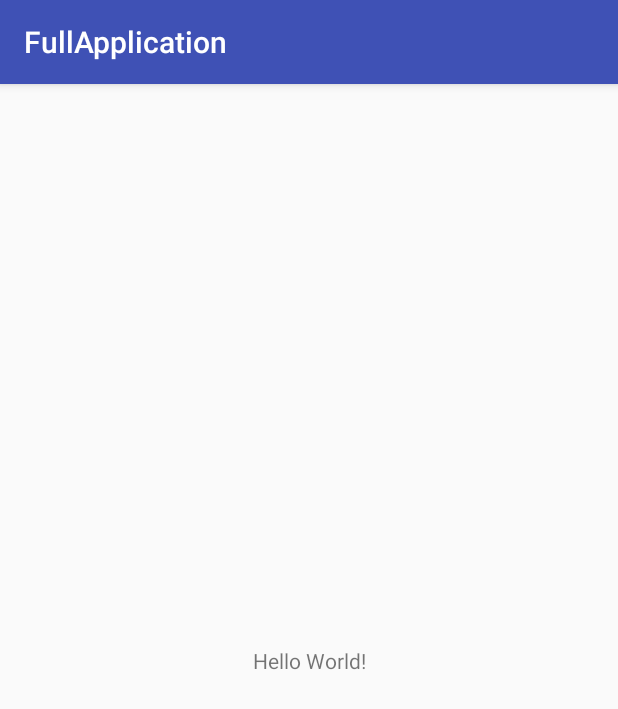
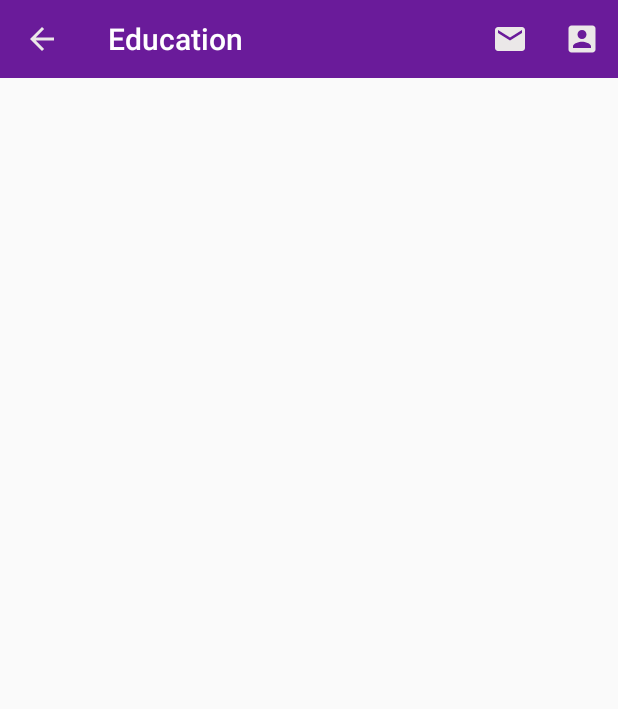
Before and after one commit to codermahadi/full-android-project, an Android app: the screen it shows after launch (MainActivity), on a phone screen of 412 x 824 dp. Shown: the top 709 px of the screen. Run offline under Robolectric (Android 15) with nearby library versions, the phone set to English and light mode, and no system bars.

Commit message:
add custome toolbar

```diff
--- a/app/src/main/java/com/example/mahadi/fullapplication/MainActivity.java
+++ b/app/src/main/java/com/example/mahadi/fullapplication/MainActivity.java
@@ -2,12 +2,59 @@ package com.example.mahadi.fullapplication;
 
 import android.support.v7.app.AppCompatActivity;
 import android.os.Bundle;
+import android.support.v7.widget.Toolbar;
+import android.view.Menu;
+import android.view.MenuItem;
+import android.view.View;
+import android.widget.Toast;
 
 public class MainActivity extends AppCompatActivity {
+
+    Toolbar toolbar;
 
     @Override
     protected void onCreate(Bundle savedInstanceState) {
         super.onCreate(savedInstanceState);
         setContentView(R.layout.activity_main);
+
+        initToolBar();
+    }
+
+    public void initToolBar() {
+        toolbar = (Toolbar) findViewById(R.id.toolbar);
+        toolbar.setTitle(R.string.toolbarTitle);
+        setSupportActionBar(toolbar);
+        toolbar.setNavigationIcon(R.drawable.ic_arrow_back_black_24dp);
+        toolbar.setNavigationOnClickListener(
+                new View.OnClickListener() {
+                    @Override
+                    public void onClick(View v) {
+                        Toast.makeText(MainActivity.this, "clicking the Back!", Toast.LENGTH_SHORT).show();
+                    }
+                }
+        );
+    }
+
+    // Menu icons are inflated just as they were with actionbar
+    @Override
+    public boolean onCreateOptionsMenu(Menu menu) {
+// Inflate the menu; this adds items to the action bar if it is present.
+        getMenuInflater().inflate(R.menu.menu, menu);
+        return true;
+    }
+
+    @Override
+    public boolean onOptionsItemSelected(MenuItem item) {
+// Handle item selection
+        switch (item.getItemId()) {
+            case R.id.miCompose:
+                Toast.makeText(MainActivity.this, "clicking on email", Toast.LENGTH_SHORT).show();
+                return true;
+            case R.id.miProfile:
+                Toast.makeText(MainActivity.this, "clicking on profile", Toast.LENGTH_SHORT).show();
+                return true;
+            default:
+                return super.onOptionsItemSelected(item);
+        }
     }
 }
--- /dev/null
+++ b/app/src/main/res/drawable/ic_account_box_black_24dp.xml
@@ -0,0 +1,9 @@
+<vector xmlns:android="http://schemas.android.com/apk/res/android"
+        android:width="24dp"
+        android:height="24dp"
+        android:viewportWidth="24.0"
+        android:viewportHeight="24.0">
+    <path
+        android:fillColor="#ebe8e8"
+        android:pathData="M3,5v14c0,1.1 0.89,2 2,2h14c1.1,0 2,-0.9 2,-2L21,5c0,-1.1 -0.9,-2 -2,-2L5,3c-1.11,0 -2,0.9 -2,2zM15,9c0,1.66 -1.34,3 -3,3s-3,-1.34 -3,-3 1.34,-3 3,-3 3,1.34 3,3zM6,17c0,-2 4,-3.1 6,-3.1s6,1.1 6,3.1v1L6,18v-1z"/>
+</vector>
--- /dev/null
+++ b/app/src/main/res/drawable/ic_arrow_back_black_24dp.xml
@@ -0,0 +1,9 @@
+<vector xmlns:android="http://schemas.android.com/apk/res/android"
+        android:width="24dp"
+        android:height="24dp"
+        android:viewportWidth="24.0"
+        android:viewportHeight="24.0">
+    <path
+        android:fillColor="#ebe8e8"
+        android:pathData="M20,11H7.83l5.59,-5.59L12,4l-8,8 8,8 1.41,-1.41L7.83,13H20v-2z"/>
+</vector>
--- /dev/null
+++ b/app/src/main/res/drawable/ic_email_black_24dp.xml
@@ -0,0 +1,9 @@
+<vector xmlns:android="http://schemas.android.com/apk/res/android"
+        android:width="24dp"
+        android:height="24dp"
+        android:viewportWidth="24.0"
+        android:viewportHeight="24.0">
+    <path
+        android:fillColor="#ebe8e8"
+        android:pathData="M20,4L4,4c-1.1,0 -1.99,0.9 -1.99,2L2,18c0,1.1 0.9,2 2,2h16c1.1,0 2,-0.9 2,-2L22,6c0,-1.1 -0.9,-2 -2,-2zM20,8l-8,5 -8,-5L4,6l8,5 8,-5v2z"/>
+</vector>
--- a/app/src/main/res/layout/activity_main.xml
+++ b/app/src/main/res/layout/activity_main.xml
@@ -1,18 +1,19 @@
 <?xml version="1.0" encoding="utf-8"?>
-<android.support.constraint.ConstraintLayout xmlns:android="http://schemas.android.com/apk/res/android"
+<LinearLayout xmlns:android="http://schemas.android.com/apk/res/android"
     xmlns:app="http://schemas.android.com/apk/res-auto"
     xmlns:tools="http://schemas.android.com/tools"
     android:layout_width="match_parent"
     android:layout_height="match_parent"
     tools:context=".MainActivity">
 
-    <TextView
-        android:layout_width="wrap_content"
-        android:layout_height="wrap_content"
-        android:text="Hello World!"
-        app:layout_constraintBottom_toBottomOf="parent"
-        app:layout_constraintLeft_toLeftOf="parent"
-        app:layout_constraintRight_toRightOf="parent"
-        app:layout_constraintTop_toTopOf="parent" />
+    <android.support.v7.widget.Toolbar
+        android:id="@+id/toolbar"
+        android:layout_width="match_parent"
+        android:layout_height="52dp"
+        android:background="#ff6a1b9a"
+        android:minHeight="?attr/actionBarSize"
+        android:titleTextColor="#ebe8e8"
+        app:theme="@style/CustomActionBar">
+    </android.support.v7.widget.Toolbar>
 
-</android.support.constraint.ConstraintLayout>
+</LinearLayout>
--- /dev/null
+++ b/app/src/main/res/menu/menu.xml
@@ -0,0 +1,15 @@
+<?xml version="1.0" encoding="utf-8"?>
+<menu xmlns:android="http://schemas.android.com/apk/res/android"
+    xmlns:app="http://schemas.android.com/apk/res-auto">
+
+    <item
+        android:id="@+id/miCompose"
+        android:icon="@drawable/ic_email_black_24dp"
+        android:title="Compose"
+        app:showAsAction="ifRoom" />
+    <item
+        android:id="@+id/miProfile"
+        android:icon="@drawable/ic_account_box_black_24dp"
+        android:title="Profile"
+        app:showAsAction="ifRoom|withText" />
+</menu>
--- a/app/src/main/res/values/strings.xml
+++ b/app/src/main/res/values/strings.xml
@@ -1,3 +1,4 @@
 <resources>
     <string name="app_name">FullApplication</string>
+    <string name="toolbarTitle">Education</string>
 </resources>
--- a/app/src/main/res/values/styles.xml
+++ b/app/src/main/res/values/styles.xml
@@ -6,6 +6,13 @@
         <item name="colorPrimary">@color/colorPrimary</item>
         <item name="colorPrimaryDark">@color/colorPrimaryDark</item>
         <item name="colorAccent">@color/colorAccent</item>
+        <item name="windowNoTitle">true</item>
     </style>
 
+    <style name="CustomActionBar" parent="@style/ThemeOverlay.AppCompat.Dark.ActionBar">
+    <item name="android:windowActionBarOverlay">true</item>
+    <!-- Support library compatibility -->
+    <item name="windowActionBarOverlay">true</item>
+</style>
+
 </resources>
```
